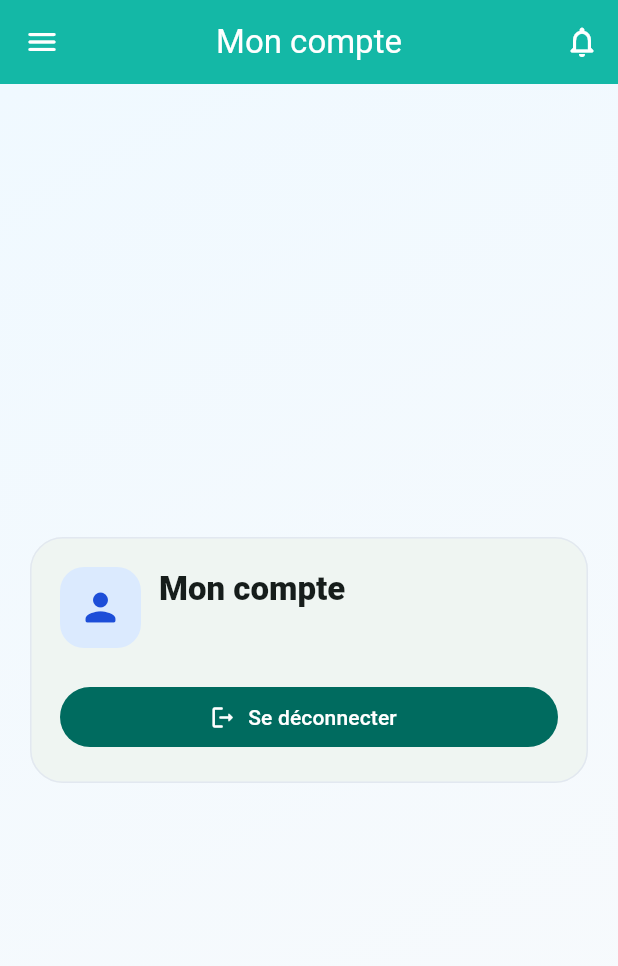
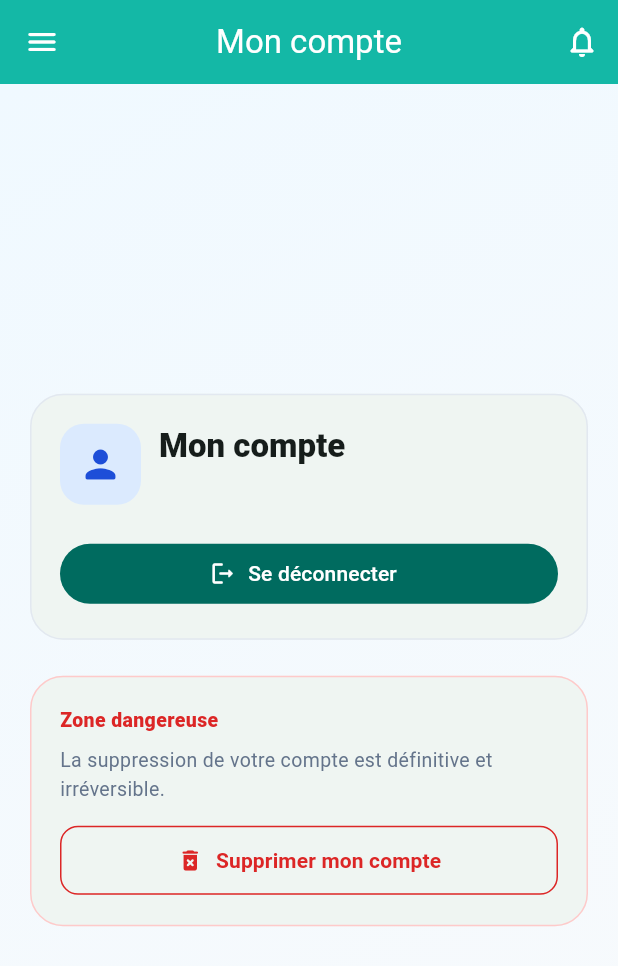
Before and after one commit to benbaoulema/govipservices, a Flutter app: the AccountPage screen opened by its route, on a phone screen of 412 x 824 dp. Shown: the top 966 px of the screen. Run offline on Flutter 3.47's test engine with Material 3 defaults, Android fonts, the phone set to English and light mode, and no system bars; our stand-ins replace audioplayers, cloud_firestore, firebase_auth, firebase_core, firebase_messaging, firebase_storage and 13 more; accounts and stored records are empty.

Commit message:
feat(account): add account deletion with confirmation dialog
- Danger zone card with red border below the main account card
- Double confirmation dialog before deletion
- Handles requires-recent-login error with explicit message
- Redirects to home after successful deletion

Co-Authored-By: Claude Sonnet 4.6 <noreply@anthropic.com>

```diff
--- a/lib/features/user/presentation/pages/account_page.dart
+++ b/lib/features/user/presentation/pages/account_page.dart
@@ -4,13 +4,76 @@ import 'package:govipservices/app/router/app_routes.dart';
 import 'package:govipservices/features/notifications/presentation/widgets/notifications_app_bar_button.dart';
 import 'package:govipservices/shared/widgets/home_app_bar_button.dart';
 
-class AccountPage extends StatelessWidget {
+class AccountPage extends StatefulWidget {
   const AccountPage({super.key});
+
+  @override
+  State<AccountPage> createState() => _AccountPageState();
+}
+
+class _AccountPageState extends State<AccountPage> {
+  bool _deletingAccount = false;
 
   Future<void> _logout(BuildContext context) async {
     await FirebaseAuth.instance.signOut();
     if (!context.mounted) return;
     Navigator.of(context).pushNamedAndRemoveUntil(AppRoutes.home, (route) => false);
+  }
+
+  Future<void> _deleteAccount(BuildContext context) async {
+    final bool? confirmed = await showDialog<bool>(
+      context: context,
+      builder: (ctx) => AlertDialog(
+        shape: RoundedRectangleBorder(borderRadius: BorderRadius.circular(18)),
+        title: const Text(
+          'Supprimer le compte',
+          style: TextStyle(fontWeight: FontWeight.w800),
+        ),
+        content: const Text(
+          'Cette action est irréversible. Toutes vos données seront supprimées définitivement.\n\nVoulez-vous vraiment continuer ?',
+        ),
+        actions: [
+          TextButton(
+            onPressed: () => Navigator.of(ctx).pop(false),
+            child: const Text('Annuler'),
+          ),
+          FilledButton(
+            style: FilledButton.styleFrom(backgroundColor: Colors.red),
+            onPressed: () => Navigator.of(ctx).pop(true),
+            child: const Text('Supprimer'),
+          ),
+        ],
+      ),
+    );
+
+    if (confirmed != true || !mounted) return;
+
+    setState(() => _deletingAccount = true);
+    try {
+      final User? user = FirebaseAuth.instance.currentUser;
+      await user?.delete();
+      if (!mounted) return;
+      Navigator.of(context).pushNamedAndRemoveUntil(AppRoutes.home, (r) => false);
+    } on FirebaseAuthException catch (e) {
+      if (!mounted) return;
+      setState(() => _deletingAccount = false);
+      // If re-authentication is required
+      final String message = e.code == 'requires-recent-login'
+          ? 'Veuillez vous reconnecter avant de supprimer votre compte.'
+          : 'Impossible de supprimer le compte. Réessayez.';
+      ScaffoldMessenger.of(context).showSnackBar(
+        SnackBar(behavior: SnackBarBehavior.floating, content: Text(message)),
+      );
+    } catch (_) {
+      if (!mounted) return;
+      setState(() => _deletingAccount = false);
+      ScaffoldMessenger.of(context).showSnackBar(
+        const SnackBar(
+          behavior: SnackBarBehavior.floating,
+          content: Text('Impossible de supprimer le compte. Réessayez.'),
+        ),
+      );
+    }
   }
 
   @override
@@ -43,7 +106,9 @@ class AccountPage extends StatelessWidget {
               padding: const EdgeInsets.all(16),
               child: ConstrainedBox(
                 constraints: const BoxConstraints(maxWidth: 460),
-                child: Card(
+                child: Column(
+                  children: [
+                    Card(
                       elevation: 0,
                       shape: RoundedRectangleBorder(
                         borderRadius: BorderRadius.circular(22),
@@ -96,7 +161,69 @@ class AccountPage extends StatelessWidget {
                               child: FilledButton.icon(
                                 onPressed: () => _logout(context),
                                 icon: const Icon(Icons.logout_rounded),
-                            label: const Text('Se d\u00E9connecter'),
+                                label: const Text('Se déconnecter'),
+                              ),
+                            ),
+                          ],
+                        ),
+                      ),
+                    ),
+                    const SizedBox(height: 16),
+                    // Danger zone
+                    Card(
+                      elevation: 0,
+                      shape: RoundedRectangleBorder(
+                        borderRadius: BorderRadius.circular(22),
+                        side: const BorderSide(color: Color(0xFFFECACA)),
+                      ),
+                      child: Padding(
+                        padding: const EdgeInsets.all(20),
+                        child: Column(
+                          crossAxisAlignment: CrossAxisAlignment.start,
+                          children: [
+                            const Text(
+                              'Zone dangereuse',
+                              style: TextStyle(
+                                fontSize: 13,
+                                fontWeight: FontWeight.w800,
+                                color: Color(0xFFDC2626),
+                              ),
+                            ),
+                            const SizedBox(height: 8),
+                            const Text(
+                              'La suppression de votre compte est définitive et irréversible.',
+                              style: TextStyle(fontSize: 13, color: Color(0xFF64748B)),
+                            ),
+                            const SizedBox(height: 14),
+                            SizedBox(
+                              width: double.infinity,
+                              child: OutlinedButton.icon(
+                                style: OutlinedButton.styleFrom(
+                                  foregroundColor: const Color(0xFFDC2626),
+                                  side: const BorderSide(color: Color(0xFFDC2626)),
+                                  padding: const EdgeInsets.symmetric(vertical: 13),
+                                  shape: RoundedRectangleBorder(
+                                    borderRadius: BorderRadius.circular(12),
+                                  ),
+                                ),
+                                onPressed: _deletingAccount ? null : () => _deleteAccount(context),
+                                icon: _deletingAccount
+                                    ? const SizedBox(
+                                        width: 16, height: 16,
+                                        child: CircularProgressIndicator(
+                                          strokeWidth: 2,
+                                          color: Color(0xFFDC2626),
+                                        ),
+                                      )
+                                    : const Icon(Icons.delete_forever_rounded),
+                                label: const Text(
+                                  'Supprimer mon compte',
+                                  style: TextStyle(fontWeight: FontWeight.w700),
+                                ),
+                              ),
+                            ),
+                          ],
+                        ),
                       ),
                     ),
                   ],
@@ -106,8 +233,6 @@ class AccountPage extends StatelessWidget {
           ),
         ),
       ),
-        ),
-      ),
     );
   }
 }
```
Lines whose indentation alone changed are shown as unchanged.
